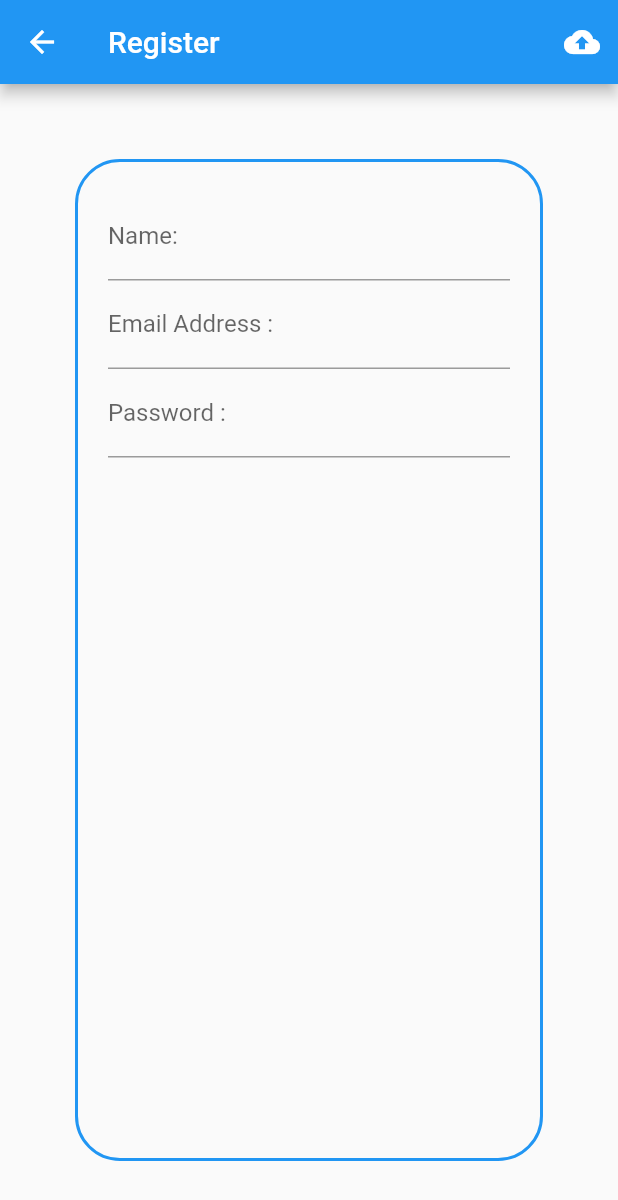
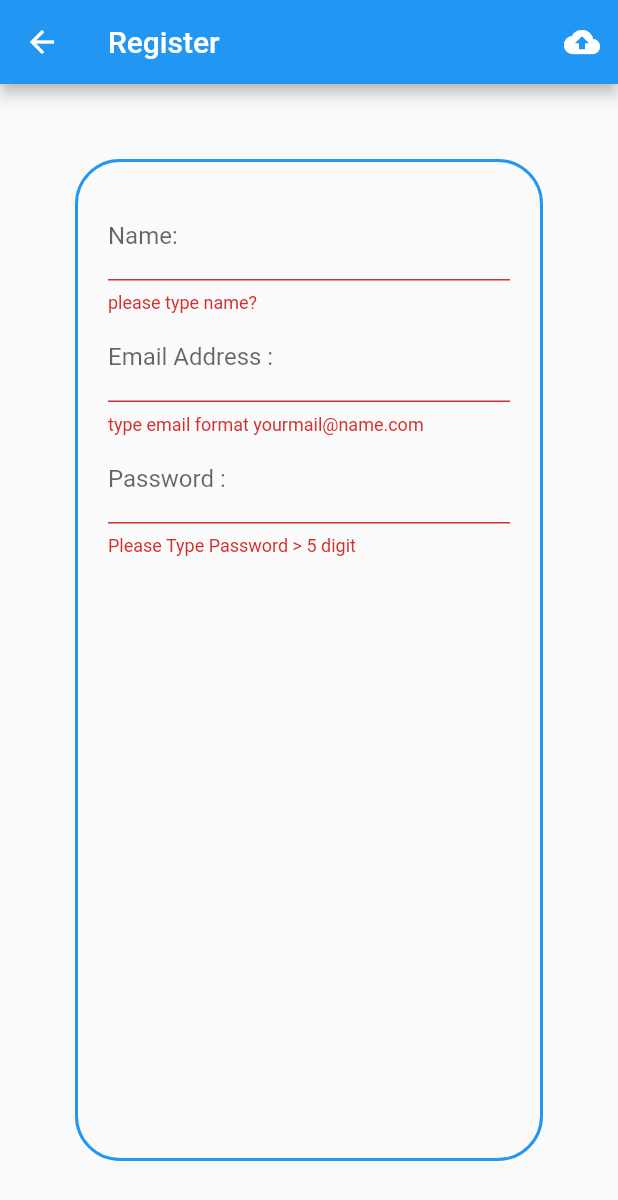
Before and after one commit to jakapun/tonk_poy_authen, a Flutter app: the Register screen opened directly, after a tap on the "cloud upload" icon, on a phone screen of 412 x 824 dp. Shown: the top 1200 px of the screen. Run offline on Flutter 3.47's test engine with Material 2 defaults, Android fonts, the phone set to English and light mode, and no system bars.

Commit message:
save value from form

```diff
--- a/lib/screens/register.dart
+++ b/lib/screens/register.dart
@@ -6,11 +6,27 @@ class Register extends StatefulWidget {
 }
 
 class _RegisterState extends State<Register> {
+  // Explicit //ประกาศตัวแปร
+
+  String nameString, emailString, passwordString;
+
+  // Key
+
+  final formKey = GlobalKey<FormState>();
+
   //name
   Widget nameTextField() {
     return TextFormField(
       decoration:
           InputDecoration(labelText: 'Name: ', hintText: 'Type Your Name'),
+      validator: (String value) {
+        if (value.length == 0) {
+          return 'please type name?';
+        }
+      },
+      onSaved: (String value) {
+        nameString = value;
+      },
     );
   }
 
@@ -19,6 +35,14 @@ class _RegisterState extends State<Register> {
     return TextFormField(
       decoration: InputDecoration(
           labelText: 'Email Address :', hintText: 'your@email.com'),
+      validator: (String value) {
+        if (!((value.contains('@') && value.contains('.')))) {
+          return 'type email format yourmail@name.com';
+        }
+      },
+      onSaved: (String value) {
+        emailString = value;
+      },
     );
   }
 
@@ -28,12 +52,25 @@ class _RegisterState extends State<Register> {
     return TextFormField(
       decoration: InputDecoration(
           labelText: 'Password :', hintText: 'more 6 charactor'),
+      validator: (String value) {
+        if (value.length <= 5) {
+          return 'Please Type Password > 5 digit';
+        }
+      },
+      onSaved: (String value) {
+        passwordString = value;
+      },
     );
   }
 
-  void clickCloudUpload(){
-
+  void clickCloudUpload() {
     print('click upload');
+    print(formKey.currentState.validate());
+    if (formKey.currentState.validate()) {
+      formKey.currentState.save();
+      print(
+          'name => $nameString, email => $emailString, password => $passwordString');
+    }
   }
 
   @override
@@ -46,19 +83,25 @@ class _RegisterState extends State<Register> {
             IconButton(
               icon: Icon(Icons.cloud_upload),
               tooltip: 'Upload To Server', //press 3 second
-            onPressed: () {clickCloudUpload();},
+              onPressed: () {
+                clickCloudUpload();
+              },
             )
           ],
         ),
         // body: Text('this is body'),
-      body: Container(
+        body: Form(
+          key: formKey,
+          child: Container(
             padding: EdgeInsets.all(50.0),
             child: Container(
               padding: EdgeInsets.all(20.0),
               decoration: BoxDecoration(
                   borderRadius: BorderRadius.circular(30.0),
                   border: Border.all(
-                  width: 2.0, color: Colors.blue, style: BorderStyle.solid)),
+                      width: 2.0,
+                      color: Colors.blue,
+                      style: BorderStyle.solid)),
               child: Column(
                 children: <Widget>[
                   nameTextField(),
@@ -68,6 +111,6 @@ class _RegisterState extends State<Register> {
               ),
             ),
           ),
-    );
+        ));
   }
 }
```
Lines whose indentation alone changed are shown as unchanged.
